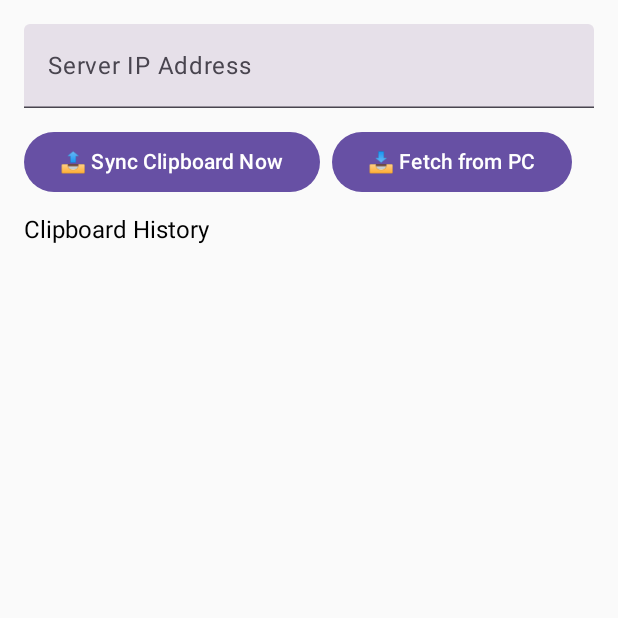
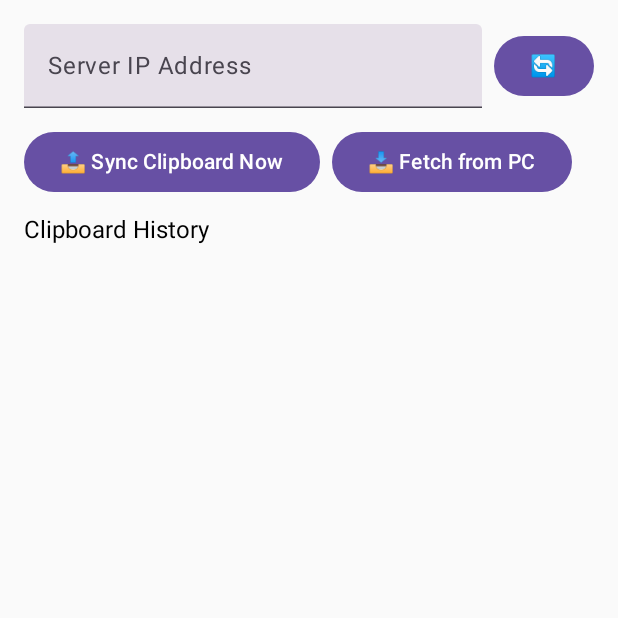
Before and after one commit to Prasen2003/ClipboardSync, an Android app built with Jetpack Compose: the screen it shows after launch (MainActivity), on a phone screen of 412 x 824 dp, the top half of it. Run offline under Robolectric (Android 15) with nearby library versions, the phone set to English and light mode, and no system bars.

Commit message:
Added working Refresh IP button, Added Individual copy button for every CB history entry to ANDROID

```diff
--- a/app/src/main/java/com/example/clipboardsync/MainActivity.kt
+++ b/app/src/main/java/com/example/clipboardsync/MainActivity.kt
@@ -38,7 +38,7 @@ fun ClipboardSyncApp() {
 
     fun addToHistory(text: String) {
         val newHistory = listOf(text) + history.filterNot { it == text }
-        history = newHistory.take(20) // Keep max 20 entries
+        history = newHistory.take(20)
         val json = JSONArray(newHistory)
         prefs.edit().putString("clipboard_history", json.toString()).apply()
     }
@@ -53,6 +53,11 @@ fun ClipboardSyncApp() {
         discoverService(context) { ip ->
             ipAddress = ip
             saveIp(ip)
+        }
+        val initialText = clipboardManager.primaryClip?.getItemAt(0)?.text?.toString()
+        if (!initialText.isNullOrBlank()) {
+            lastText = initialText
+            addToHistory(initialText)
         }
     }
 
@@ -73,8 +78,15 @@ fun ClipboardSyncApp() {
     }
 
     Column(
-        modifier = Modifier.fillMaxSize().padding(16.dp),
+        modifier = Modifier
+            .fillMaxSize()
+            .padding(16.dp),
         verticalArrangement = Arrangement.spacedBy(12.dp)
+    ) {
+        Row(
+            modifier = Modifier.fillMaxWidth(),
+            horizontalArrangement = Arrangement.spacedBy(8.dp),
+            verticalAlignment = Alignment.CenterVertically
         ) {
             TextField(
                 value = ipAddress,
@@ -84,8 +96,19 @@ fun ClipboardSyncApp() {
                 },
                 label = { Text("Server IP Address") },
                 singleLine = true,
-            modifier = Modifier.fillMaxWidth()
+                modifier = Modifier.weight(1f)
             )
+
+            Button(onClick = {
+                discoverService(context) { ip ->
+                    ipAddress = ip
+                    saveIp(ip)
+                    Toast.makeText(context, "🔄 IP updated to $ip", Toast.LENGTH_SHORT).show()
+                }
+            }) {
+                Text("🔄")
+            }
+        }
 
         Row(horizontalArrangement = Arrangement.spacedBy(8.dp)) {
             Button(onClick = {
@@ -112,15 +135,32 @@ fun ClipboardSyncApp() {
         }
 
         Text("Clipboard History", fontSize = 16.sp)
-        LazyColumn {
+
+        LazyColumn(modifier = Modifier.fillMaxSize()) {
             items(history) { item ->
                 Row(
-                    modifier = Modifier.fillMaxWidth().padding(vertical = 4.dp),
-                    horizontalArrangement = Arrangement.SpaceBetween
+                    modifier = Modifier
+                        .fillMaxWidth()
+                        .padding(vertical = 4.dp),
+                    horizontalArrangement = Arrangement.SpaceBetween,
+                    verticalAlignment = Alignment.CenterVertically
                 ) {
-                    Text(item, fontSize = 14.sp, modifier = Modifier.weight(1f))
+                    Text(
+                        item.take(50).replace("\n", " "),
+                        fontSize = 14.sp,
+                        modifier = Modifier.weight(1f)
+                    )
+                    Row {
+                        IconButton(onClick = {
+                            val clip = ClipData.newPlainText("Copied", item)
+                            clipboardManager.setPrimaryClip(clip)
+                            Toast.makeText(context, "📋 Copied to clipboard", Toast.LENGTH_SHORT).show()
+                        }) {
+                            Text("📋")
+                        }
                         IconButton(onClick = { deleteFromHistory(item) }) {
                             Text("🗑️")
+                        }
                     }
                 }
             }
```
Lines whose indentation alone changed are shown as unchanged.
